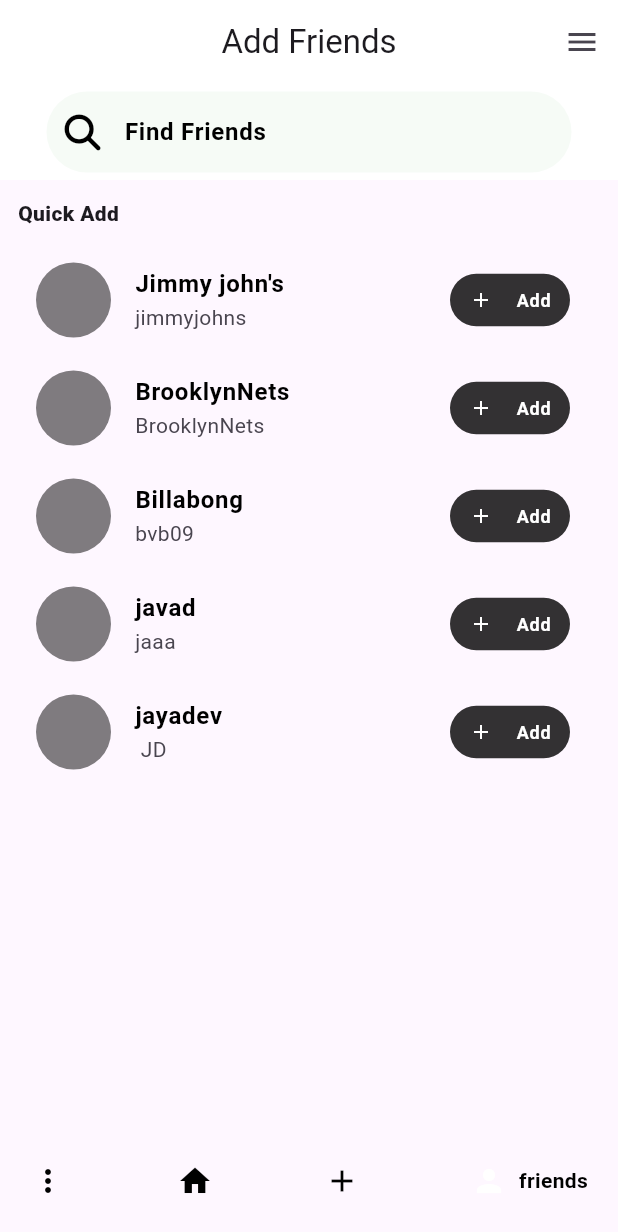
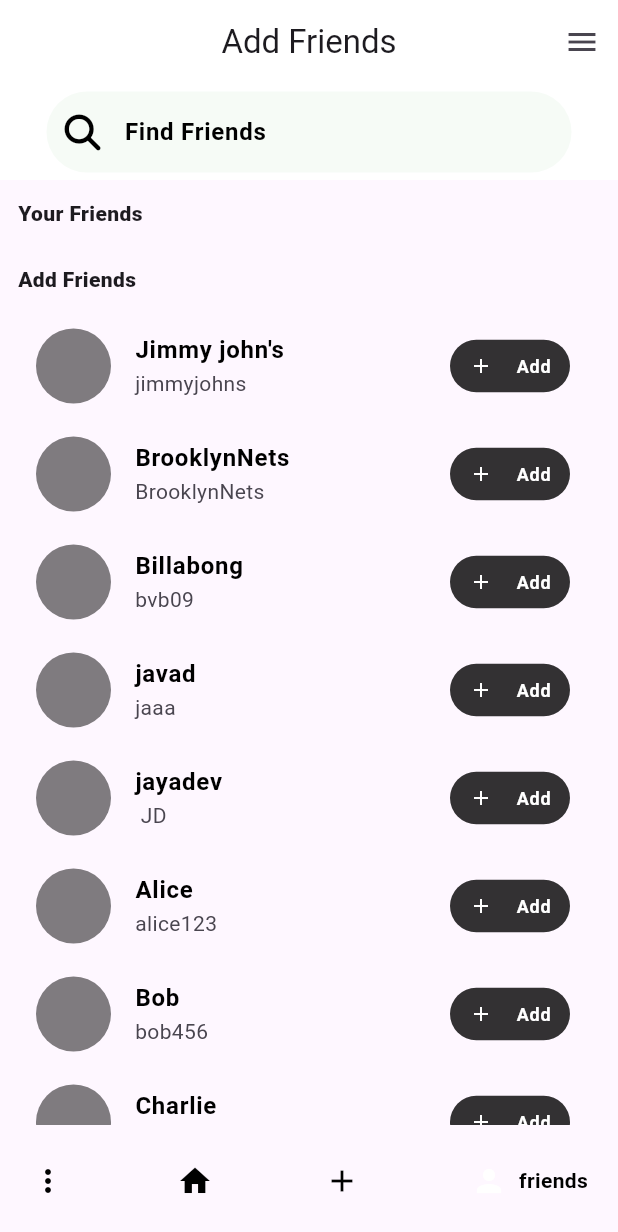
Before and after one commit to BharathVishnu/kraftnightt, a Flutter app: the screen it shows after launch, item 4 of the bottom bar chosen, on a phone screen of 412 x 824 dp. Shown: the top 1232 px of the screen. Run offline on Flutter 3.47's test engine with Material 3 defaults, Android fonts, the light colour scheme and no system bars; drawn by our look-alikes of google_nav_bar; our stand-ins replace carousel_slider, cloud_firestore, firebase_core, firebase_storage, font_awesome_flutter, get and 1 more; missing offline and left inert: flutter_swipe_button; accounts and stored records are empty.

Commit message:
add friends and your friends

```diff
--- a/lib/addfriends/friends.dart
+++ b/lib/addfriends/friends.dart
@@ -1,11 +1,38 @@
 import 'package:flutter/material.dart';
 import 'package:font_awesome_flutter/font_awesome_flutter.dart';
 
-class AddPage extends StatelessWidget {
+class AddPage extends StatefulWidget {
+  @override
+  _AddPageState createState() => _AddPageState();
+}
+
+class _AddPageState extends State<AddPage> {
+  List<Map<String, String>> yourFriends = [];
+  List<Map<String, String>> addFriends = [];
+
+  @override
+  void initState() {
+    super.initState();
+    _loadData();
+  }
+
+  Future<void> _loadData() async {
+    await Future.delayed(Duration(seconds: 2));
+    setState(() {
+      addFriends = _generateDummyData();
+    });
+  }
+
+  void _moveToAddFriends(int index) {
+    setState(() {
+      Map<String, String> friend = addFriends.removeAt(index);
+      yourFriends.add(friend);
+    });
+  }
+
   @override
   Widget build(BuildContext context) {
     return Scaffold(
-      // backgroundColor: Colors.black.withOpacity(.5),
       body: CustomScrollView(
         slivers: [
           SliverAppBar(
@@ -13,10 +40,6 @@ class AddPage extends StatelessWidget {
             centerTitle: true,
             automaticallyImplyLeading: false,
             backgroundColor: Colors.white,
-            // leading: IconButton(
-            //   onPressed: () => Navigator.pop(context),
-            //   icon: Icon(FontAwesomeIcons.arrowDown),
-            // ),
             actions: [
               IconButton(
                 onPressed: () => Navigator.pop(context),
@@ -66,17 +89,53 @@ class AddPage extends StatelessWidget {
             child: Container(
               padding: EdgeInsets.all(12.0),
               child: Text(
-                "Quick Add",
+                "Your Friends",
                 style: TextStyle(fontWeight: FontWeight.w800),
               ),
             ),
           ),
-          FutureBuilder(
-            future: getAddFriendList(),
-            builder: (BuildContext context, AsyncSnapshot snapshot) {
-              if (snapshot.hasData) {
-                final List<Map<String, String>> dummyData = snapshot.data;
-                return SliverList(
+          SliverList(
+            delegate: SliverChildBuilderDelegate(
+              (context, index) {
+                return Padding(
+                  padding: const EdgeInsets.symmetric(horizontal: 16.0, vertical: 4.0),
+                  child: Container(
+                    decoration: BoxDecoration(
+                      border: Border.all(color: Colors.grey),
+                      borderRadius: BorderRadius.circular(20),
+                    ),
+                    child: ListTile(
+                      contentPadding: EdgeInsets.zero,
+                      leading: CircleAvatar(
+                        radius: 25.0,
+                        backgroundColor: Colors.black.withOpacity(.5),
+                      ),
+                      title: Text(
+                        yourFriends[index]['username']!,
+                        style: TextStyle(
+                          fontWeight: FontWeight.w600,
+                          fontSize: 16.0,
+                          color: Colors.black,
+                        ),
+                      ),
+                      subtitle: Text(yourFriends[index]['userID']!),
+                    ),
+                  ),
+                );
+              },
+              childCount: yourFriends.length,
+            ),
+          ),
+          SliverToBoxAdapter(
+            child: Container(
+              padding: EdgeInsets.all(12.0),
+              child: Text(
+                "Add Friends",
+                style: TextStyle(fontWeight: FontWeight.w800),
+              ),
+            ),
+          ),
+          SliverList(
             delegate: SliverChildBuilderDelegate(
               (context, index) {
                 return Padding(
@@ -87,22 +146,23 @@ class AddPage extends StatelessWidget {
                       backgroundColor: Colors.black.withOpacity(.5),
                     ),
                     title: Text(
-                            dummyData[index]['username']!,
+                      addFriends[index]['username']!,
                       style: TextStyle(
                         fontWeight: FontWeight.w600,
                         fontSize: 16.0,
                         color: Colors.black,
                       ),
                     ),
-                          subtitle: Text(dummyData[index]['userID']!),
-                          trailing: Container(
+                    subtitle: Text(addFriends[index]['userID']!),
+                    trailing: InkWell(
+                      onTap: () => _moveToAddFriends(index),
+                      child: Container(
                         height: 35.0,
                         width: 80.0,
                         padding: EdgeInsets.all(5.0),
                         decoration: BoxDecoration(
                           color: Colors.black.withOpacity(.80),
-                              borderRadius:
-                                  BorderRadius.all(Radius.circular(30.0)),
+                          borderRadius: BorderRadius.all(Radius.circular(30.0)),
                         ),
                         child: Row(
                           mainAxisAlignment: MainAxisAlignment.spaceAround,
@@ -124,28 +184,15 @@ class AddPage extends StatelessWidget {
                         ),
                       ),
                     ),
+                  ),
                 );
               },
-                    childCount: dummyData.length,
+              childCount: addFriends.length,
             ),
-                );
-              } else {
-                return SliverFillRemaining(
-                  child: Center(
-                    child: CircularProgressIndicator(),
-                  ),
-                );
-              }
-            },
           ),
         ],
       ),
     );
-  }
-
-  Future<List<Map<String, String>>> getAddFriendList() async {
-    await Future.delayed(Duration(seconds: 2));
-    return _generateDummyData();
   }
 
   List<Map<String, String>> _generateDummyData() {
@@ -155,6 +202,11 @@ class AddPage extends StatelessWidget {
       {"username": "Billabong", "userID": "bvb09"},
       {"username": "javad", "userID": "jaaa"},
       {"username": "jayadev", "userID": " JD"},
+      {"username": "Alice", "userID": "alice123"},
+      {"username": "Bob", "userID": "bob456"},
+      {"username": "Charlie", "userID": "charlie789"},
+      {"username": "David", "userID": "david1011"},
+      {"username": "Eve", "userID": "eve1213"},
     ];
   }
 }
```
Lines whose indentation alone changed are shown as unchanged.
